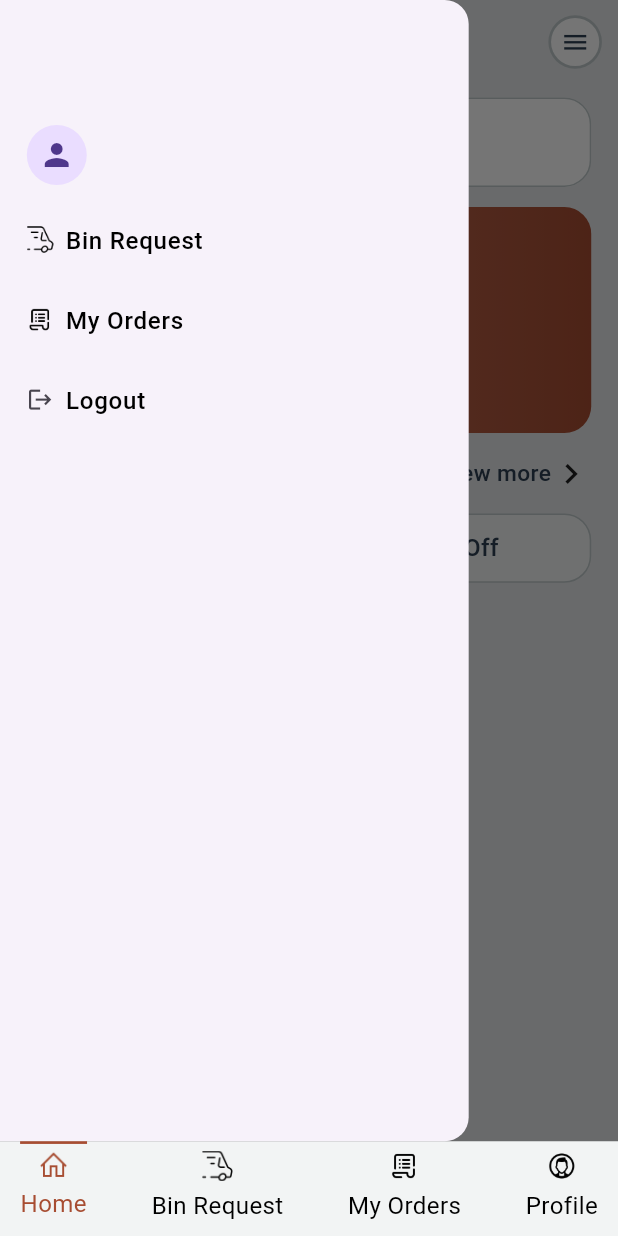
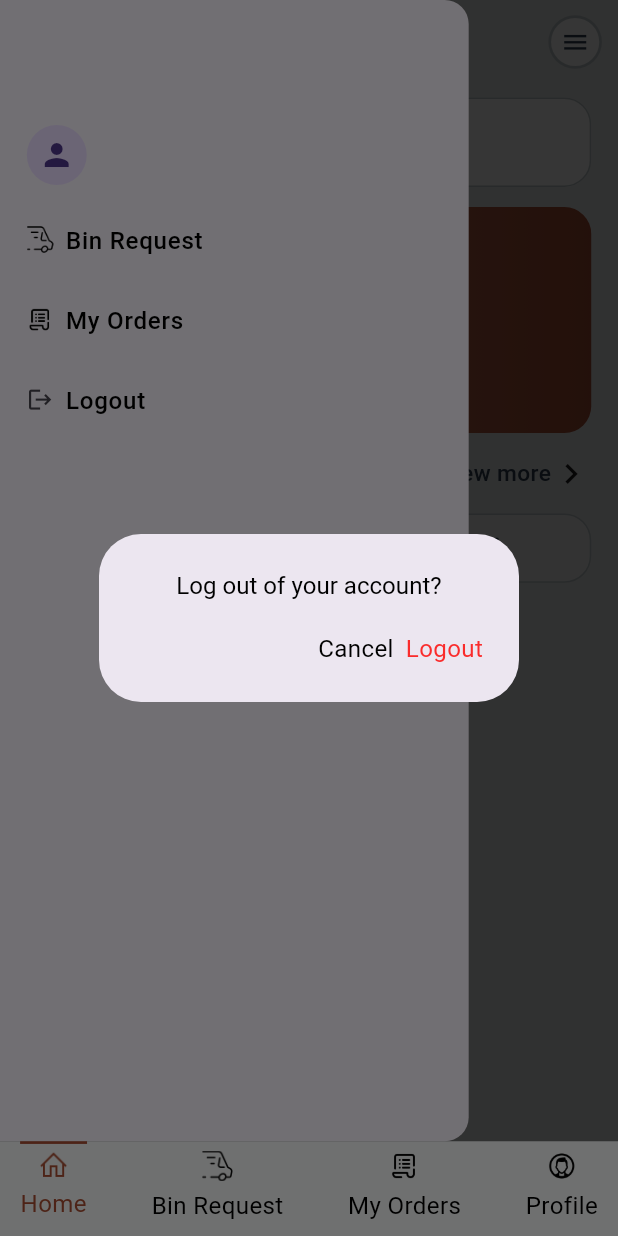
Before and after one commit to Nitin-U/cleanerapp, a Flutter app: the DashboardView screen opened directly, in the side drawer, after a tap on "My Orders", on a phone screen of 412 x 824 dp. Run offline on Flutter 3.47's test engine with Material 3 defaults, Android fonts, the phone set to English and light mode, and no system bars; our stand-ins replace connectivity_plus, dio, dotted_border, flutter_screenutil, google_fonts, image_picker and 2 more; accounts and stored records are empty; network calls fail.

```diff
--- a/lib/utils/cleanericonspng.dart
+++ b/lib/utils/cleanericonspng.dart
@@ -5,4 +5,5 @@ class AppIcons {
   static const requesticon = 'assets/requesticon.png';
   static const homeicon = 'assets/homeicon.png';
   static const profileicon = 'assets/profileicon.png';
+  static const nodatapng = 'assets/nodatapng.png';
 }
--- a/lib/utils/style.dart
+++ b/lib/utils/style.dart
@@ -197,6 +197,6 @@ TextStyle get errorstyle {
   return GoogleFonts.roboto(
     fontWeight: FontWeight.w400,
     color: CleanerAppcolors.primaryRedcolor,
-    fontSize: 16.r,
+    fontSize: 18.r,
   );
 }
--- a/lib/view/dashboard_screens/home/components/cleaner_app_drawer/cleaner_app_drawer.dart
+++ b/lib/view/dashboard_screens/home/components/cleaner_app_drawer/cleaner_app_drawer.dart
@@ -1,9 +1,12 @@
 
 import 'package:binbookingapp/custom_widget/custom_tile.dart';
 import 'package:binbookingapp/utils/cleanericonspng.dart';
+import 'package:binbookingapp/utils/style.dart';
+import 'package:binbookingapp/view/dashboard/dashboard_provider/dashboard_provider.dart';
 import 'package:binbookingapp/view/dashboard_screens/profile/components/profile_card.dart';
 import 'package:flutter/material.dart';
 import 'package:flutter_screenutil/flutter_screenutil.dart';
+import 'package:provider/provider.dart';
 
 class CleanerAppDrawer extends StatelessWidget {
   const CleanerAppDrawer({
@@ -12,7 +15,8 @@ class CleanerAppDrawer extends StatelessWidget {
 
   @override
   Widget build(BuildContext context) {
-    return Drawer(
+    return Consumer<DashboardProvider>(builder: (context, dash, child) {
+      return Drawer(
       width: 350.r,
       child: Padding(
         padding: EdgeInsets.symmetric(horizontal: 20, vertical: 90).r,
@@ -22,6 +26,9 @@ class CleanerAppDrawer extends StatelessWidget {
           children: [
             ProfileCard(),
             CustomListtile(
+              onTap: () {
+                dash.screenTabs(dash.currenttab =1);
+              },
               leading: Image.asset(
                 AppIcons.requesticon,
                 height: 20.r,
@@ -29,6 +36,9 @@ class CleanerAppDrawer extends StatelessWidget {
               title: 'Bin Request',
             ),
             CustomListtile(
+              onTap: () {
+                dash.screenTabs(dash.currenttab =2);
+              },
               leading: Image.asset(
                 AppIcons.myordersicon,
                 height: 20.r,
@@ -36,6 +46,17 @@ class CleanerAppDrawer extends StatelessWidget {
               title: 'My Orders',
             ),
             CustomListtile(
+              onTap: () {
+                showDialog(context: context, builder: (context) {
+                  return AlertDialog(
+                    actions: [
+                      Text('Cancel',style: dashboardlabelfontblack,),
+                      Text('Logout',style: errorstyle,)
+                    ],
+                    title: Center(child: Text('Log out of your account?',style: dashboardlabelfontblack,)),
+                  );
+                },);
+              },
               leading: Icon(
                 Icons.logout,
                 size: 20.r,
@@ -46,5 +67,6 @@ class CleanerAppDrawer extends StatelessWidget {
         ),
       ),
     );
+    },);
   }
 }
```
Also changed, not shown: assets/nodatapng.png (added).
